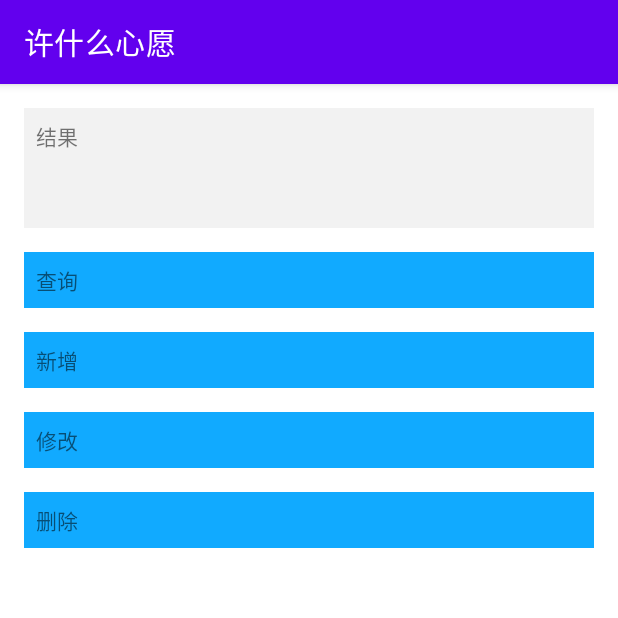
After one commit to xudingqiang/android_demo_public, an Android app: the RoomTestActivity screen opened directly, with no data from a screen before it, on a phone screen of 412 x 824 dp, the top half of it. The commit adds this screen. Run offline under Robolectric (Android 15) with nearby library versions, the phone set to English and light mode, and no system bars.

Commit message:
add room test curd

```diff
--- a/app/src/main/AndroidManifest.xml
+++ b/app/src/main/AndroidManifest.xml
@@ -11,6 +11,9 @@
         android:supportsRtl="true"
         android:theme="@style/Theme.Android_demo_public"
         tools:targetApi="31">
+        <activity
+            android:name=".activity.RoomTestActivity"
+            android:exported="false" />
         <activity
             android:name=".activity.EglTestActivity"
             android:exported="false" />
--- /dev/null
+++ b/app/src/main/res/layout/activity_room_test.xml
@@ -0,0 +1,51 @@
+<?xml version="1.0" encoding="utf-8"?>
+<LinearLayout xmlns:android="http://schemas.android.com/apk/res/android"
+    xmlns:app="http://schemas.android.com/apk/res-auto"
+    xmlns:tools="http://schemas.android.com/tools"
+    android:layout_width="match_parent"
+    android:layout_height="match_parent"
+    android:orientation="vertical"
+    tools:context=".MainActivity">
+
+
+    <TextView
+        android:id="@+id/test"
+        style="@style/textStyle"
+        android:background="#f2f2f2"
+        android:text="结果"
+        android:minHeight="80dp"
+        android:layout_width="match_parent"
+        android:layout_height="wrap_content" />
+
+    <TextView
+        android:id="@+id/test1"
+        style="@style/textStyle"
+        android:text="查询"
+        android:layout_width="match_parent"
+        android:layout_height="wrap_content" />
+
+    <TextView
+        android:id="@+id/test2"
+        style="@style/textStyle"
+        android:text="新增"
+        android:layout_width="match_parent"
+        android:layout_height="wrap_content"/>
+
+    <TextView
+        android:id="@+id/test3"
+        style="@style/textStyle"
+        android:text="修改"
+        android:layout_width="match_parent"
+        android:layout_height="wrap_content"/>
+
+    <TextView
+        android:id="@+id/test4"
+        style="@style/textStyle"
+        android:text="删除"
+        android:layout_width="match_parent"
+        android:layout_height="wrap_content"/>
+
+
+
+
+</LinearLayout>
```
Also changed, not shown: app/build.gradle (+7 -0 lines), app/src/main/java/com/bella/android_demo_public/BellaDataBase.java (added, +28 -0 lines), app/src/main/java/com/bella/android_demo_public/MainActivity.java (+9 -0 lines), app/src/main/java/com/bella/android_demo_public/activity/RoomTestActivity.java (added, +136 -0 lines), app/src/main/java/com/bella/android_demo_public/bean/User.java (added, +77 -0 lines), app/src/main/java/com/bella/android_demo_public/dao/UserDao.java (added, +29 -0 lines).
